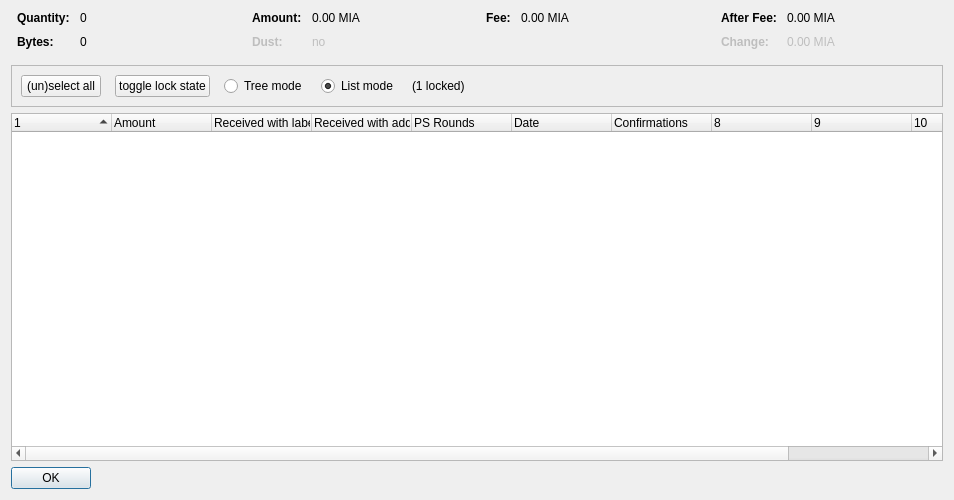
This is src/qt/forms/coincontroldialog.ui in MixAir/MIACore as Qt 5 draws it before an edit. The edited form follows.
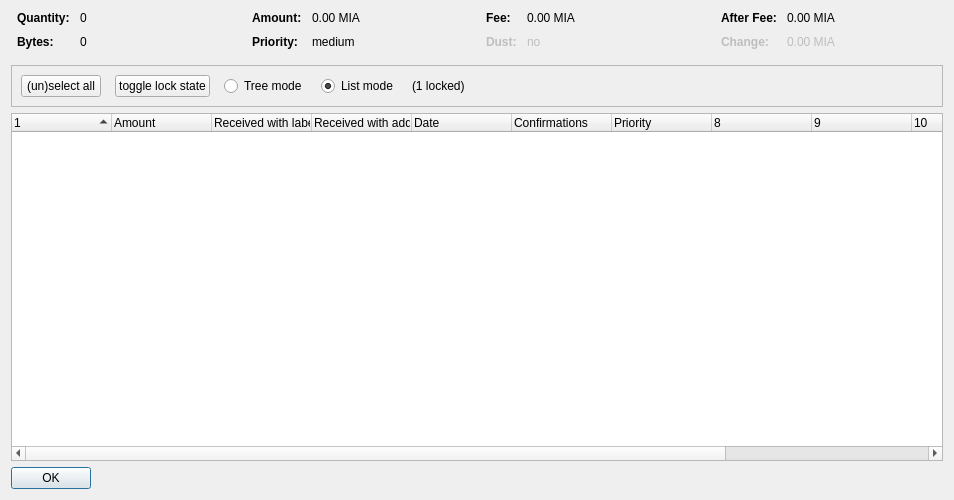
This is the edited form. Custom widgets are drawn as their Qt base class.

```diff
--- a/src/qt/forms/coincontroldialog.ui
+++ b/src/qt/forms/coincontroldialog.ui
@@ -140,10 +140,7 @@
         </widget>
        </item>
        <item row="1" column="0">
-        <widget class="QLabel" name="labelCoinControlLowOutputText">
-         <property name="enabled">
-          <bool>false</bool>
-         </property>
+        <widget class="QLabel" name="labelCoinControlPriorityText">
          <property name="font">
           <font>
            <weight>75</weight>
@@ -151,15 +148,12 @@
           </font>
          </property>
          <property name="text">
-          <string>Dust:</string>
+          <string>Priority:</string>
          </property>
         </widget>
        </item>
        <item row="1" column="1">
-        <widget class="QLabel" name="labelCoinControlLowOutput">
-         <property name="enabled">
-          <bool>false</bool>
-         </property>
+        <widget class="QLabel" name="labelCoinControlPriority">
          <property name="cursor">
           <cursorShape>IBeamCursor</cursorShape>
          </property>
@@ -167,7 +161,7 @@
           <enum>Qt::ActionsContextMenu</enum>
          </property>
          <property name="text">
-          <string notr="true">no</string>
+          <string>medium</string>
          </property>
          <property name="textInteractionFlags">
           <set>Qt::LinksAccessibleByMouse|Qt::TextSelectableByKeyboard|Qt::TextSelectableByMouse</set>
@@ -219,6 +213,41 @@
          </property>
         </widget>
        </item>
+       <item row="1" column="0">
+        <widget class="QLabel" name="labelCoinControlLowOutputText">
+         <property name="enabled">
+          <bool>false</bool>
+         </property>
+         <property name="font">
+          <font>
+           <weight>75</weight>
+           <bold>true</bold>
+          </font>
+         </property>
+         <property name="text">
+          <string>Dust:</string>
+         </property>
+        </widget>
+       </item>
+       <item row="1" column="1">
+        <widget class="QLabel" name="labelCoinControlLowOutput">
+         <property name="enabled">
+          <bool>false</bool>
+         </property>
+         <property name="cursor">
+          <cursorShape>IBeamCursor</cursorShape>
+         </property>
+         <property name="contextMenuPolicy">
+          <enum>Qt::ActionsContextMenu</enum>
+         </property>
+         <property name="text">
+          <string>no</string>
+         </property>
+         <property name="textInteractionFlags">
+          <set>Qt::LinksAccessibleByMouse|Qt::TextSelectableByKeyboard|Qt::TextSelectableByMouse</set>
+         </property>
+        </widget>
+       </item>
       </layout>
      </item>
      <item>
@@ -418,7 +447,7 @@
       <bool>false</bool>
      </property>
      <property name="columnCount">
-      <number>11</number>
+      <number>12</number>
      </property>
      <attribute name="headerShowSortIndicator" stdset="0">
       <bool>true</bool>
@@ -446,11 +475,6 @@
        <string>Received with address</string>
       </property>
      </column>
-     <column>
-      <property name="text">
-       <string>PS Rounds</string>
-      </property>
-     </column>
      <column>
       <property name="text">
        <string>Date</string>
@@ -464,6 +488,16 @@
        <string>Confirmed</string>
       </property>
      </column>
+     <column>
+      <property name="text">
+       <string>Priority</string>
+      </property>
+     </column>
+     <column>
+      <property name="text">
+       <string/>
+      </property>
+     </column>
      <column>
       <property name="text">
        <string/>
```
